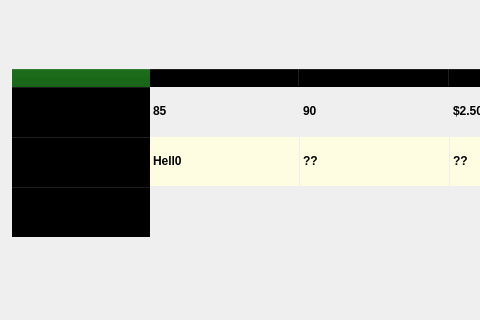
Above: parkingdialog.ui from A-Monjaras/Parking-Tracker-UNT before the change; both pictures show x 0 to 480 and y 99 to 419 of the 1004 by 698 pixel window. Below: the same form after it.
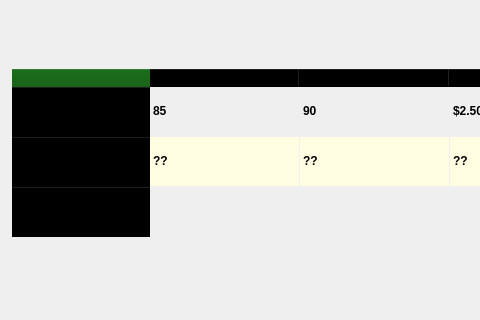
That is the form after the change.

```diff
--- a/parkingdialog.ui
+++ b/parkingdialog.ui
@@ -203,7 +203,7 @@
      </item>
      <item row="1" column="0">
       <property name="text">
-       <string>Hell0</string>
+       <string>??</string>
       </property>
      </item>
      <item row="1" column="1">
```
